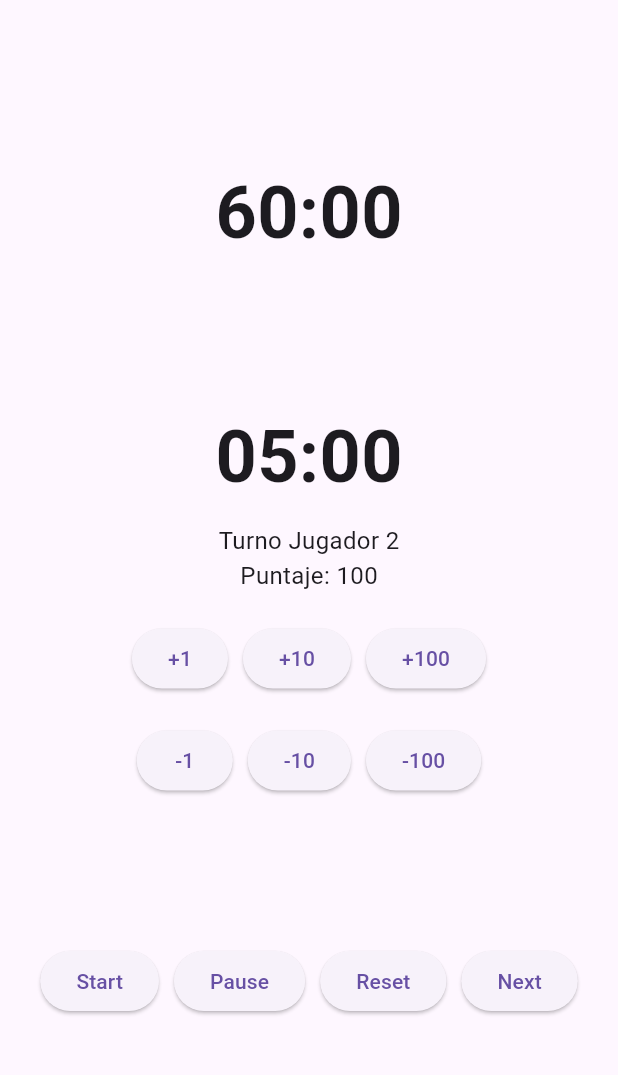
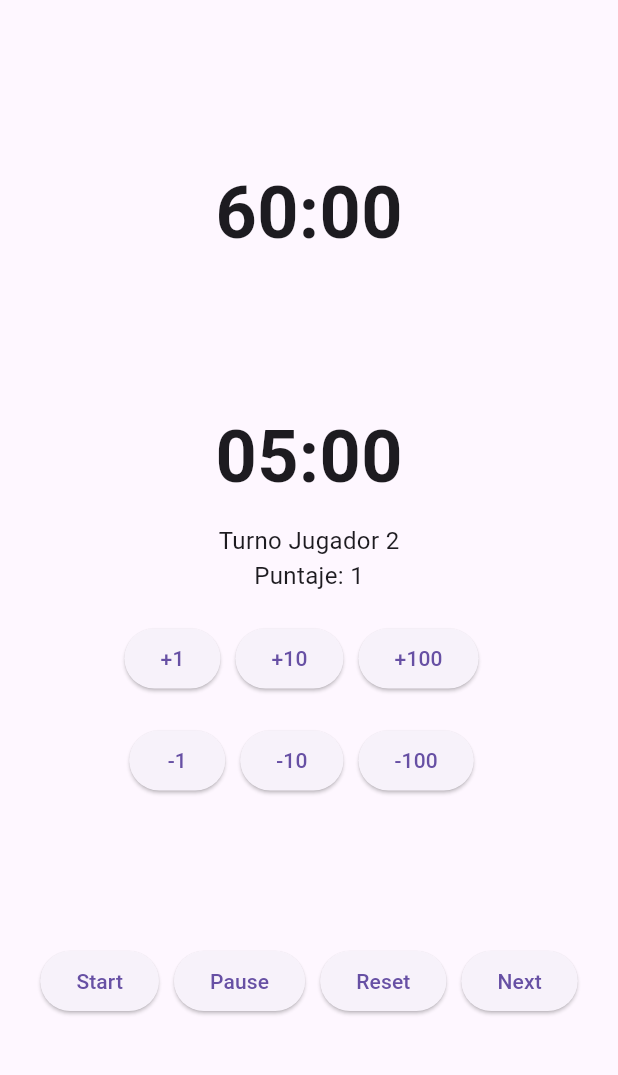
Before and after one commit to Schrei01/tf_assistant_app, a Flutter app: the screen it shows after launch, item 4 of the bottom bar chosen, after a tap on "+1", on a phone screen of 412 x 824 dp, the part 63-1138 px from its top. Run offline on Flutter 3.47's test engine with Material 3 defaults, Android fonts, the light colour scheme and no system bars.

Commit message:
Se hace la funcionalidad de los puntajes para cada jugador

```diff
--- a/lib/screens/game_timer_section.dart
+++ b/lib/screens/game_timer_section.dart
@@ -13,7 +13,8 @@ class GameTimerSection extends StatelessWidget {
   @override
   Widget build(BuildContext context) {
     return Expanded(
-      child: Center(child: CronometroWidget(controller: _controllerGame)),
+      child: Center(
+        child: CronometroWidget(controller: _controllerGame)),
     );
   }
 }
--- a/lib/screens/turn_timer_section.dart
+++ b/lib/screens/turn_timer_section.dart
@@ -7,13 +7,21 @@ class TurnTimerSection extends StatelessWidget {
 
   final CronometroController _controllerTurn;
   final PlayerController playerController;
+  final ValueNotifier<int> puntajeNotifier = ValueNotifier<int>(0);
+  final ValueNotifier<Map<int, int>> puntajesNotifier =
+    ValueNotifier({1: 0, 2: 0, 3: 0, 4: 0});
 
-  const TurnTimerSection({
+  TurnTimerSection({
     super.key,
     required CronometroController controllerTurn,
     required this.playerController,
   }) : _controllerTurn = controllerTurn;
 
+  void actualizarPuntaje(int jugador, int delta) {
+    final mapa = Map<int, int>.from(puntajesNotifier.value);
+    mapa[jugador] = (mapa[jugador] ?? 0) + delta;
+    puntajesNotifier.value = mapa;
+  }
 
   @override
   Widget build(BuildContext context) {
@@ -27,44 +35,54 @@ class TurnTimerSection extends StatelessWidget {
         ValueListenableBuilder<int>(
           valueListenable: playerController.currentPlayerNotifier,
           builder: (context, currentPlayer, _) {
-                return Text(
-                  'Turno Jugador $currentPlayer',
-                  style: const TextStyle(fontSize: 16),
+            return Column(
+              children: [
+                Text('Turno Jugador $currentPlayer',
+                    style: const TextStyle(fontSize: 16)),
+                ValueListenableBuilder<Map<int, int>>(
+                  valueListenable: puntajesNotifier,
+                  builder: (context, puntajes, _) {
+                    final puntaje = puntajes[currentPlayer] ?? 0;
+                    return Text('Puntaje: $puntaje',
+                        style: const TextStyle(fontSize: 16));
+                  },
+                ),
+              ],
             );
           },
-            ),
-            const Text(
-              'Puntaje: 100',
-              style: TextStyle(fontSize: 16),
         ),
         const SizedBox(height: 20),
         Row(
           mainAxisAlignment: MainAxisAlignment.center,
           children: [
-                ElevatedButton(onPressed:  () {
-                  }, child: const Text('+1')),
+            for (var inc in [1, 10, 100]) ...[
+              ElevatedButton(
+                onPressed: () {
+                  final jugador = playerController.currentPlayerNotifier.value;
+                  actualizarPuntaje(jugador, inc);
+                },
+                child: Text('+$inc'),
+              ),
               const SizedBox(width: 10),
-                ElevatedButton(onPressed:  () {
-                  }, child: const Text('+10')),
-                    const SizedBox(width: 10),
-                ElevatedButton(onPressed:  () {
-                  }, child: const Text('+100')),
+            ],
           ],
         ),
         const SizedBox(height: 20),
         Row(
           mainAxisAlignment: MainAxisAlignment.center,
           children: [
-                ElevatedButton(onPressed:  () {
-                  }, child: const Text('-1')),
+            for (var dec in [1, 10, 100]) ...[
+              ElevatedButton(
+                onPressed: () {
+                  final jugador = playerController.currentPlayerNotifier.value;
+                  actualizarPuntaje(jugador, -dec);
+                },
+                child: Text('-$dec'),
+              ),
               const SizedBox(width: 10),
-                ElevatedButton(onPressed:  () {
-                  }, child: const Text('-10')),
-                    const SizedBox(width: 10),
-                ElevatedButton(onPressed:  () {
-                  }, child: const Text('-100')),
             ],
-            )
+          ],
+        ),
       ],
     ),
       ),
```
Lines whose indentation alone changed are shown as unchanged.
